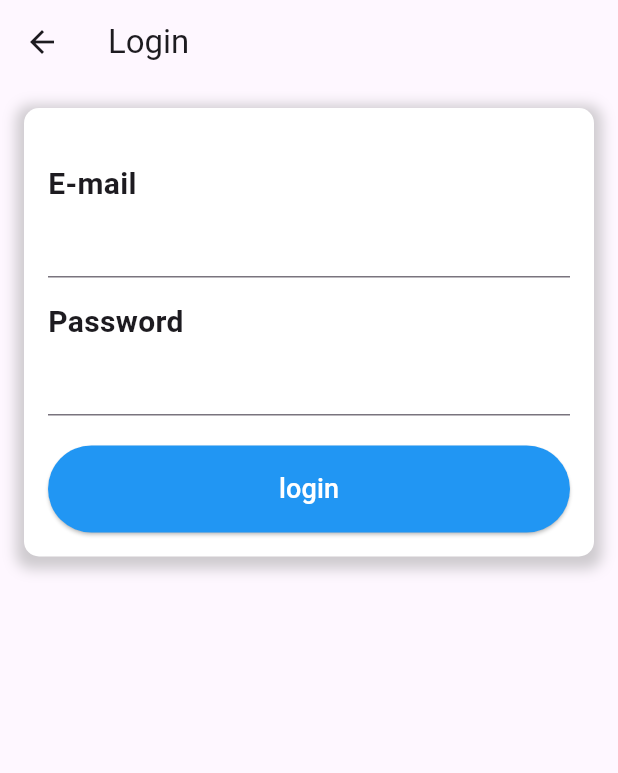
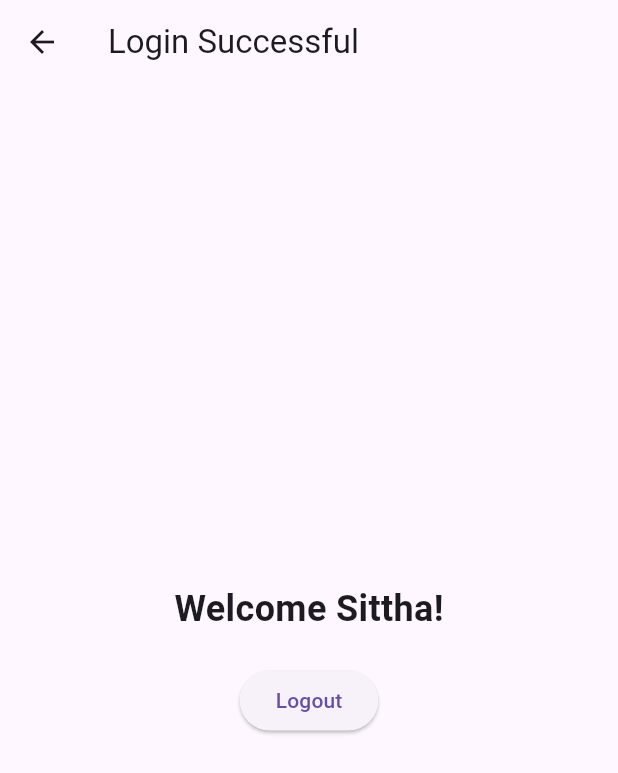
Before and after one commit to SitthaKlaphanich/flutter_login, a Flutter app: the screen it shows after launch, after a tap on "Login", on a phone screen of 412 x 824 dp. Shown: the top 773 px of the screen. Run offline on Flutter 3.47's test engine with Material 3 defaults, Android fonts, the light colour scheme and no system bars; our stand-ins replace hive, hive_flutter; accounts and stored records are empty.

Commit message:
update: register Successful

```diff
--- a/flutter_register_login_hivebox/lib/main.dart
+++ b/flutter_register_login_hivebox/lib/main.dart
@@ -1,10 +1,19 @@
 import 'package:flutter/material.dart';
 import 'package:flutter_register_login_hivebox/screen/home.dart';
+import 'package:flutter_register_login_hivebox/models/userprofile.dart';
 import 'package:hive_flutter/hive_flutter.dart';
 
 late Box box;
 
-void main() {
+Future<void> main() async {
+  await Hive.initFlutter();
+  box = await Hive.openBox('box');
+  Hive.registerAdapter(UserProfileAdapter());
+  box.put(
+      'userprofile',
+      UserProfile(
+          name: 'Sittha', email: '65030258@kmitl.ac.th', password: '12345'));
+
   runApp(const MainApp());
 }
 
--- a/flutter_register_login_hivebox/lib/screen/login.dart
+++ b/flutter_register_login_hivebox/lib/screen/login.dart
@@ -1,83 +1,51 @@
 import 'package:flutter/material.dart';
+import 'package:flutter_register_login_hivebox/main.dart'; // import Hive box
+import 'package:flutter_register_login_hivebox/models/userprofile.dart';
 
 class LoginScreen extends StatefulWidget {
+  const LoginScreen({Key? key}) : super(key: key);
+
   @override
-  State<LoginScreen> createState() => _LoginScreen();
+  _LoginScreen createState() => _LoginScreen();
 }
 
 class _LoginScreen extends State<LoginScreen> {
+  late UserProfile userProfile;
+
+  @override
+  void initState() {
+    super.initState();
+    // ดึงข้อมูล UserProfile จาก Hive ทันทีเมื่อหน้านี้ถูกสร้างขึ้น
+    userProfile = box.get('userprofile') as UserProfile;
+  }
+
   @override
   Widget build(BuildContext context) {
     return Scaffold(
-        appBar: AppBar(
-          title: Text("Login"),
+      appBar: AppBar(
+        title: Text("Login Successful"),
+      ),
+      body: Center(
+        child: Column(
+          mainAxisAlignment: MainAxisAlignment.center,
+          children: [
+            Text(
+              "Welcome ${userProfile.name}!", // แสดงข้อความต้อนรับพร้อมกับชื่อผู้ใช้
+              style: TextStyle(fontSize: 24, fontWeight: FontWeight.bold),
+            ),
+            SizedBox(height: 20),
+            ElevatedButton(
+              onPressed: () {
+                // ทำการลบข้อมูล UserProfile ออกจาก Hive เมื่อผู้ใช้ทำการออกจากระบบ
+                box.delete('userprofile');
+                Navigator.pop(
+                    context); // กลับไปหน้าที่แล้ว (กลับไปยังหน้า login เช่น)
+              },
+              child: Text("Logout"), // ปุ่ม Logout
+            ),
+          ],
         ),
-        body: Padding(
-          padding: EdgeInsets.all(16.0),
-          child: Container(
-            //กำหนดกรอบพื้นหลังขาว
-            decoration: BoxDecoration(
-              color: Colors.white,
-              borderRadius: BorderRadius.circular(10.0),
-              //กำหนดพื้นหลังกรอบสีเทา
-              boxShadow: [
-                BoxShadow(
-                  color: Colors.grey.withOpacity(0.5),
-                  spreadRadius: 5,
-                  blurRadius: 7,
-                  offset: Offset(0, 3),
-                ),
-              ],
-            ),
-            child: SingleChildScrollView(
-              child: Padding(
-                padding: const EdgeInsets.all(16.0),
-                child: Column(
-                  crossAxisAlignment: CrossAxisAlignment.stretch,
-                  children: [
-                    SizedBox(height: 20),
-                    Text(
-                      "E-mail",
-                      style:
-                          TextStyle(fontSize: 20, fontWeight: FontWeight.bold),
-                    ),
-                    TextFormField(
-                      keyboardType: TextInputType.emailAddress,
-                    ),
-                    SizedBox(
-                      height: 15,
-                    ),
-                    Text(
-                      "Password",
-                      style:
-                          TextStyle(fontSize: 20, fontWeight: FontWeight.bold),
-                    ),
-                    TextFormField(
-                      obscureText: true,
-                    ),
-                    SizedBox(
-                      height: 20,
-                    ),
-                    ElevatedButton(
-                      style: ElevatedButton.styleFrom(
-                          foregroundColor: Colors.white,
-                          backgroundColor: Colors.blue,
-                          shape: RoundedRectangleBorder(
-                              borderRadius: BorderRadius.circular(30.0))),
-                      onPressed: () {},
-                      child: Padding(
-                        padding: const EdgeInsets.symmetric(vertical: 16.0),
-                        child: Text(
-                          "login",
-                          style: TextStyle(fontSize: 18),
-                        ),
-                      ),
-                    )
-                  ],
-                ),
-              ),
-            ),
-          ),
-        ));
+      ),
+    );
   }
 }
```
Also changed, not shown: flutter_register_login_hivebox/lib/screen/Successful.dart (added, +42 -0 lines), flutter_register_login_hivebox/lib/screen/register.dart (+77 -9 lines), flutter_register_login_hivebox/lib/models/userprofile.dart (renamed from flutter_register_login_hivebox/lib/userprofile.dart), flutter_register_login_hivebox/lib/models/userprofile.g.dart (renamed from flutter_register_login_hivebox/lib/userprofile.g.dart).
